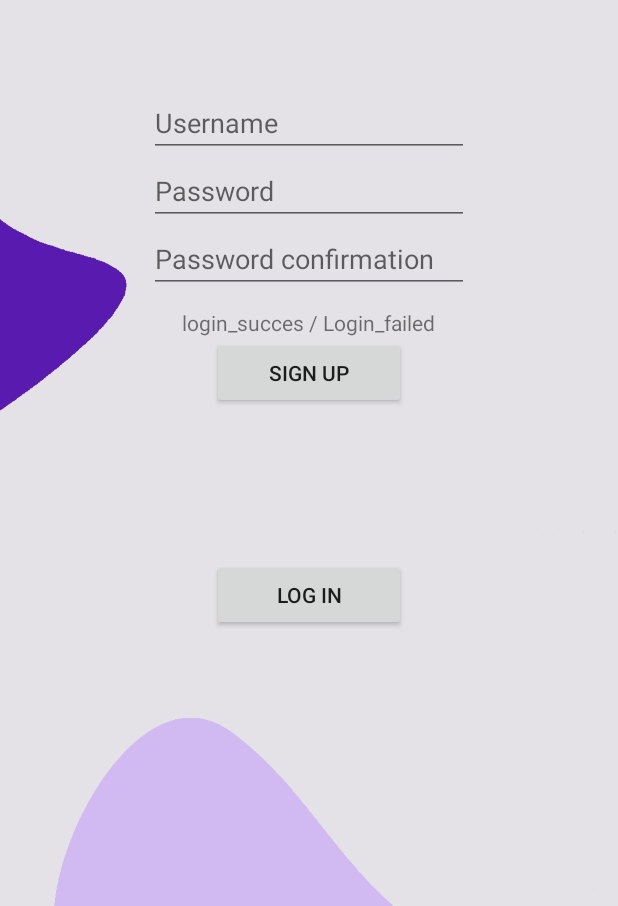
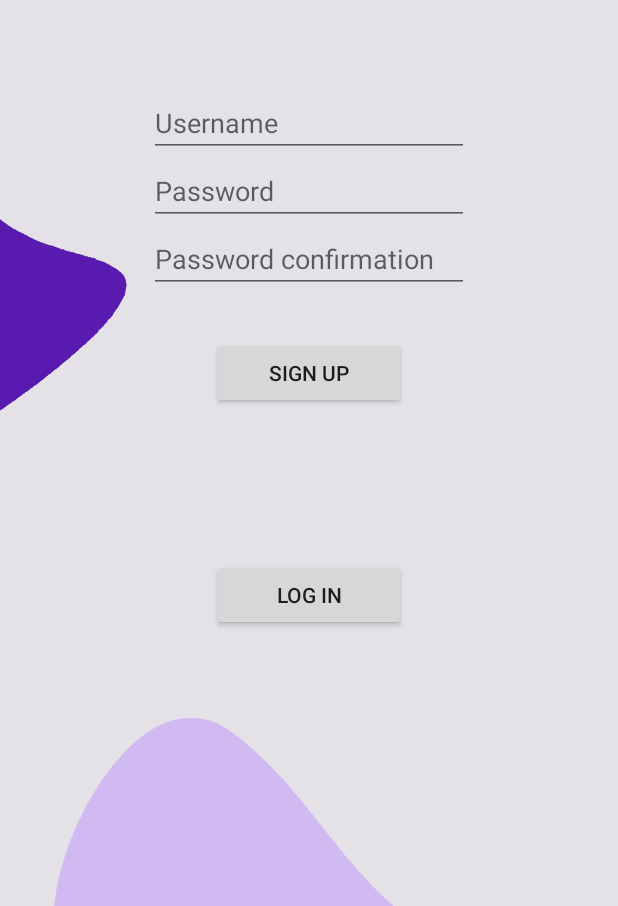
Before and after one commit to NicolasDepre/WishList, an Android app: the screen it shows after launch (MainActivity), after a tap on "SIGN UP", on a phone screen of 412 x 824 dp, the part 330-1236 px from its top. Run offline under Robolectric (Android 15) with nearby library versions, the phone set to English and light mode, and no system bars; 1 other tap on this screen came first.

Commit message:
Commentaire register supprimé

```diff
--- a/app/src/main/java/be/LaPireTeam/wishlist/Activity/MainActivity.java
+++ b/app/src/main/java/be/LaPireTeam/wishlist/Activity/MainActivity.java
@@ -94,6 +94,7 @@ public class MainActivity extends AppCompatActivity {
         String password1 = password1Input.getText().toString();
         String password2 = password2Input.getText().toString();
         TextView msgAlert = (TextView) findViewById(R.id.alerteTextRegister);
+        msgAlert.setVisibility(View.VISIBLE);
 
         if (DAOFactory.userDAO(this).idAlreadyExists(username)) {
             msgAlert.setText("Username already in use");
--- a/app/src/main/res/layout/register.xml
+++ b/app/src/main/res/layout/register.xml
@@ -69,6 +69,7 @@
         android:layout_centerHorizontal="true"
         android:layout_marginTop="10dp"
         android:text="login_succes / Login_failed"
+        android:visibility="invisible"
         android:layout_below="@id/password_field2_registerpage"
         />
 
```
